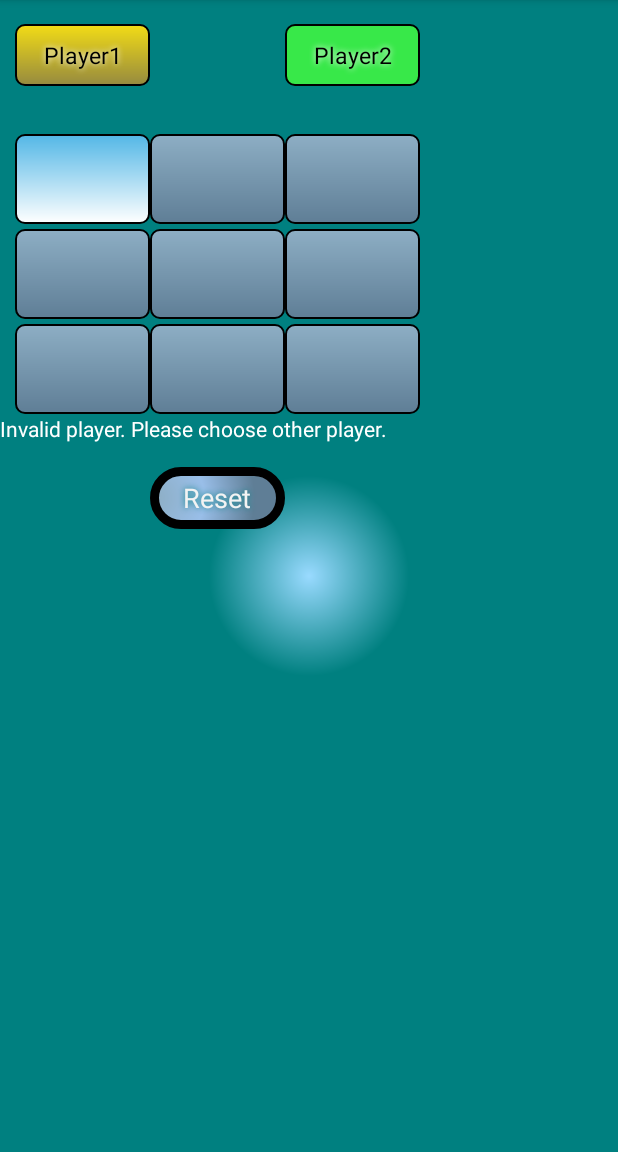
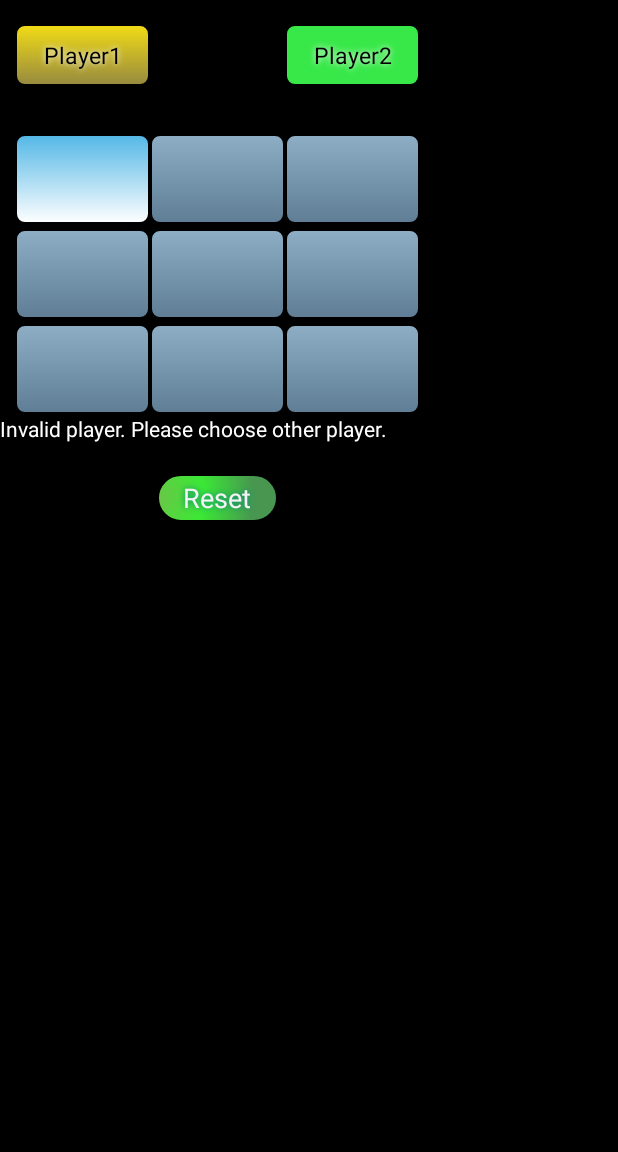
Before and after one commit to ngujjari/SquareApp, an Android app: the screen it shows after launch (MainActivity), after a tap on an icon or button, on a phone screen of 412 x 824 dp, the part 84-1236 px from its top. Run offline under Robolectric (Android 15) with nearby library versions, the phone set to English and light mode, and no system bars; 3 other taps on this screen came first.

Commit message:
StableV1
StableV1

```diff
--- a/app/src/main/java/com/innovativemobileapps/ngujjari/squareapp/MainActivity.java
+++ b/app/src/main/java/com/innovativemobileapps/ngujjari/squareapp/MainActivity.java
@@ -65,55 +65,55 @@
 
         btnClick1 = (Button) findViewById(R.id.button1) ;
         btnClick1.setOnClickListener(this);
-        btnClick1.setOnTouchListener(new MyTouchListener());
-        btnClick1.setOnDragListener(new MyDragListener());
+        //btnClick1.setOnTouchListener(new MyTouchListener());
+        //btnClick1.setOnDragListener(new MyDragListener());
 
         btnClick2 = (Button) findViewById(R.id.button2) ;
         btnClick2.setOnClickListener(this);
-        btnClick2.setOnTouchListener(new MyTouchListener());
-        btnClick2.setOnDragListener(new MyDragListener());
+        //btnClick2.setOnTouchListener(new MyTouchListener());
+       // btnClick2.setOnDragListener(new MyDragListener());
 
         btnClick3 = (Button) findViewById(R.id.button3) ;
         btnClick3.setOnClickListener(this);
-        btnClick3.setOnTouchListener(new MyTouchListener());
-        btnClick3.setOnDragListener(new MyDragListener());
+       // btnClick3.setOnTouchListener(new MyTouchListener());
+       // btnClick3.setOnDragListener(new MyDragListener());
 
         btnClick4 = (Button) findViewById(R.id.button4) ;
         btnClick4.setOnClickListener(this);
-        btnClick4.setOnTouchListener(new MyTouchListener());
-        btnClick4.setOnDragListener(new MyDragListener());
+       // btnClick4.setOnTouchListener(new MyTouchListener());
+       // btnClick4.setOnDragListener(new MyDragListener());
 
         btnClick5 = (Button) findViewById(R.id.button5) ;
         btnClick5.setOnClickListener(this);
-        btnClick5.setOnTouchListener(new MyTouchListener());
-        btnClick5.setOnDragListener(new MyDragListener());
+       // btnClick5.setOnTouchListener(new MyTouchListener());
+       // btnClick5.setOnDragListener(new MyDragListener());
 
         btnClick6 = (Button) findViewById(R.id.button6) ;
         btnClick6.setOnClickListener(this);
-        btnClick6.setOnTouchListener(new MyTouchListener());
-        btnClick6.setOnDragListener(new MyDragListener());
+       // btnClick6.setOnTouchListener(new MyTouchListener());
+       // btnClick6.setOnDragListener(new MyDragListener());
 
         btnClick7 = (Button) findViewById(R.id.button7) ;
         btnClick7.setOnClickListener(this);
-        btnClick7.setOnTouchListener(new MyTouchListener());
-        btnClick7.setOnDragListener(new MyDragListener());
+       // btnClick7.setOnTouchListener(new MyTouchListener());
+       // btnClick7.setOnDragListener(new MyDragListener());
 
         btnClick8 = (Button) findViewById(R.id.button8) ;
         btnClick8.setOnClickListener(this);
-        btnClick8.setOnTouchListener(new MyTouchListener());
-        btnClick8.setOnDragListener(new MyDragListener());
+       // btnClick8.setOnTouchListener(new MyTouchListener());
+       // btnClick8.setOnDragListener(new MyDragListener());
 
         btnClick9 = (Button) findViewById(R.id.button9) ;
         btnClick9.setOnClickListener(this);
-        btnClick9.setOnTouchListener(new MyTouchListener());
-        btnClick9.setOnDragListener(new MyDragListener());
+       // btnClick9.setOnTouchListener(new MyTouchListener());
+       // btnClick9.setOnDragListener(new MyDragListener());
 
         btnClickReset = (Button) findViewById(R.id.buttonReset) ;
         btnClickReset.setOnClickListener(this);
 
 
         animation = new AlphaAnimation(1, 0); // Change alpha from fully visible to invisible
-        animation.setDuration(50); // duration - half a second
+        animation.setDuration(600); // duration - half a second
         animation.setInterpolator(new LinearInterpolator()); // do not alter animation rate
         animation.setRepeatCount(Animation.INFINITE); // Repeat animation infinitely
         animation.setRepeatMode(Animation.REVERSE); // Reverse animation at the end so the button will fade back in
--- a/app/src/main/res/drawable-xxhdpi/resetshape.xml
+++ b/app/src/main/res/drawable-xxhdpi/resetshape.xml
@@ -7,9 +7,9 @@
         android:gradientRadius="100"
         android:centerX="0%"
         android:centerY="50%"
-        android:centerColor="#99BEE8"
-        android:startColor="#8DAEC4"
-        android:endColor="#5F7E96"
+        android:centerColor="#3BE835"
+        android:startColor="#6EC449"
+        android:endColor="#489650"
         android:type="radial"
         />
     <padding
--- a/app/src/main/res/drawable/backgroundstyle.xml
+++ b/app/src/main/res/drawable/backgroundstyle.xml
@@ -3,7 +3,7 @@
         android:type="radial"
         android:centerX="50%"
         android:centerY="50%"
-        android:startColor="#FF99DAFF"
-        android:endColor="#FF008080"
+        android:startColor="#000000"
+        android:endColor="#000000"
         android:gradientRadius="100"/>
 </shape>
--- a/app/src/main/res/layout/layout2.xml
+++ b/app/src/main/res/layout/layout2.xml
@@ -15,7 +15,8 @@
 
         <TableLayout
             android:layout_width="fill_parent"
-            android:layout_height="fill_parent">
+            android:layout_height="fill_parent"
+            android:background="@drawable/backgroundstyle">
 
             <TableRow
                 android:layout_width="fill_parent"
```
